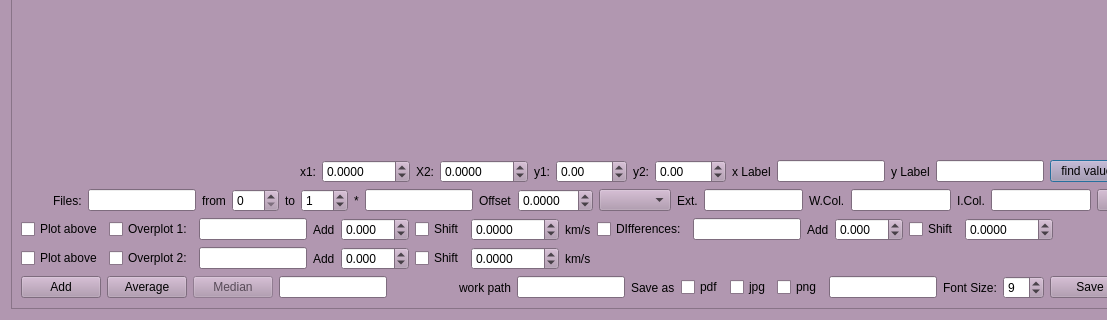
First picture: the form in CroCo/plotsequ.ui, repository DPSablowski/croco, before the edit; both pictures show x 0 to 1107 and y 146 to 466 of the 1237 by 466 pixel window.
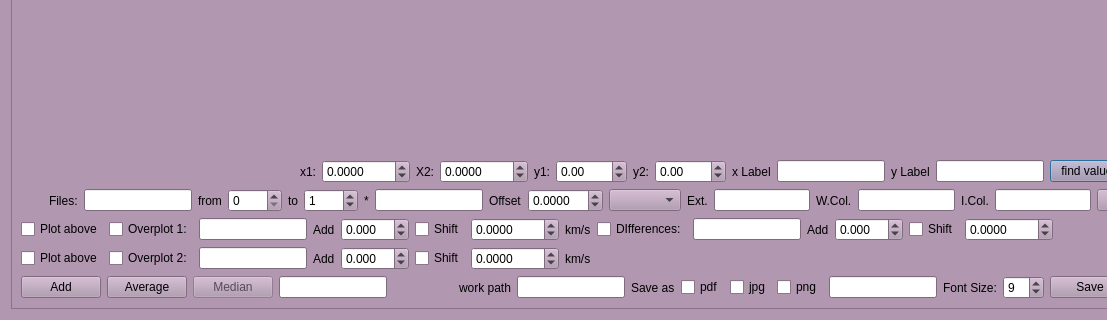
Second picture: the form after the edit. Custom widgets are drawn as their Qt base class.

Patch:
```diff
--- a/CroCo/plotsequ.ui
+++ b/CroCo/plotsequ.ui
@@ -659,7 +659,7 @@
              <item>
               <widget class="QSpinBox" name="spinBox">
                <property name="maximum">
-                <number>999</number>
+                <number>9999</number>
                </property>
                <property name="value">
                 <number>0</number>
@@ -676,7 +676,7 @@
              <item>
               <widget class="QSpinBox" name="spinBox_2">
                <property name="maximum">
-                <number>999</number>
+                <number>9999</number>
                </property>
                <property name="value">
                 <number>1</number>
```
